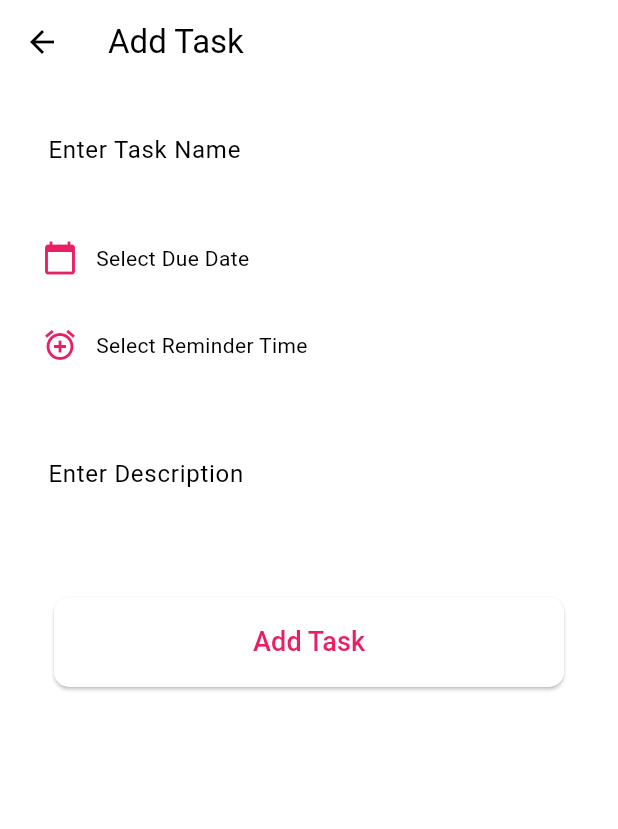
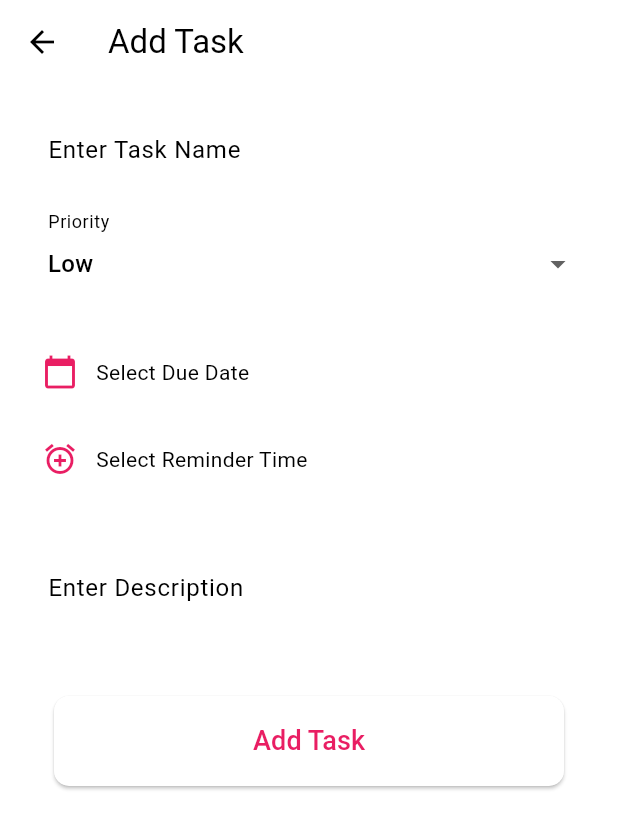
Before and after one commit to ridaamirr/CheckMate, a Flutter app: the screen it shows after launch, after a tap on the "add" icon, on a phone screen of 412 x 824 dp. Shown: the top 829 px of the screen. Run offline on Flutter 3.47's test engine with Material 3 defaults, Android fonts, the phone set to English and light mode, and no system bars; our stand-ins replace awesome_notifications, permission_handler, sqflite; accounts and stored records are empty.

Commit message:
task categorized

```diff
--- a/lib/addtask.dart
+++ b/lib/addtask.dart
@@ -1,5 +1,6 @@
 import 'package:flutter/material.dart';
 import 'package:intl/intl.dart';
+
 class AddTaskPage extends StatefulWidget {
   @override
   _AddTaskPageState createState() => _AddTaskPageState();
@@ -11,6 +12,8 @@ class _AddTaskPageState extends State<AddTaskPage> {
   DateTime? _dueDate;
   TimeOfDay? _reminderTime;
   final _formKey = GlobalKey<FormState>();
+
+  String _priority = 'Low'; // Default priority
 
   Future<void> _selectDate(BuildContext context) async {
     final DateTime? picked = await showDatePicker(
@@ -65,6 +68,26 @@ class _AddTaskPageState extends State<AddTaskPage> {
                 },
               ),
               SizedBox(height: 20),
+              DropdownButtonFormField<String>(
+                value: _priority,
+                decoration: InputDecoration(
+                  labelText: 'Priority',
+                  border: OutlineInputBorder(),
+                ),
+                items: ['Low', 'Medium', 'High']
+                    .map<DropdownMenuItem<String>>((String value) {
+                  return DropdownMenuItem<String>(
+                    value: value,
+                    child: Text(value),
+                  );
+                }).toList(),
+                onChanged: (String? newValue) {
+                  setState(() {
+                    _priority = newValue!;
+                  });
+                },
+              ),
+              SizedBox(height: 20),
               Row(
                 children: [
                   IconButton(
@@ -101,7 +124,7 @@ class _AddTaskPageState extends State<AddTaskPage> {
                 ),
                 maxLines: 3,
               ),
-              SizedBox(height: 20),
+              SizedBox(height: 10),
               Container(
                 height: 60,
                 width: double.infinity,
@@ -113,7 +136,6 @@ class _AddTaskPageState extends State<AddTaskPage> {
                     ),
                   ),
                   onPressed: () {
-                    print('leaving add task');
                     if (_formKey.currentState!.validate()) {
                       String taskName = _taskController.text.trim();
                       String description = _descriptionController.text.trim(); // Get description value
@@ -123,7 +145,8 @@ class _AddTaskPageState extends State<AddTaskPage> {
                           'taskName': taskName,
                           'dueDate': _dueDate,
                           'reminderTime': _reminderTime,
-                          'description': description, // Pass description back to previous screen
+                          'description': description,
+                          'priority': _priority,
                         },
                       );
                     }
--- a/lib/database_helper.dart
+++ b/lib/database_helper.dart
@@ -2,7 +2,6 @@ import 'package:flutter/material.dart';
 import 'package:path/path.dart';
 import 'package:sqflite/sqflite.dart';
 import 'dart:async';
-
 import 'package:flutter/widgets.dart';
 
 class DatabaseHelper {
@@ -15,12 +14,13 @@ class DatabaseHelper {
 
     _database = await openDatabase(
       path,
-      version: 6,
+      version: 8,
       onCreate: (Database db, int version) async {
         await db.execute(
-          'CREATE TABLE tasks(id INTEGER PRIMARY KEY AUTOINCREMENT, name TEXT, description TEXT, completed INTEGER, due_date INTEGER, reminder_time TEXT)',
+          'CREATE TABLE tasks(id INTEGER PRIMARY KEY AUTOINCREMENT, name TEXT, description TEXT, completed INTEGER, due_date INTEGER, reminder_time TEXT, priority TEXT)',
         );
       },
+
     );
   }
 
@@ -32,7 +32,6 @@ class DatabaseHelper {
     );
     return id;
   }
-
 
   Future<List<Task>> tasks() async {
     final List<Map<String, dynamic>> taskMaps = await _database.query('tasks');
@@ -65,6 +64,7 @@ class Task {
   final DateTime? dueDate;
   final TimeOfDay? reminderTime;
   final String description;
+  final String priority;
 
   Task({
     this.id,
@@ -73,6 +73,7 @@ class Task {
     this.dueDate,
     this.reminderTime,
     required this.description,
+    required this.priority,
   });
 
   Map<String, dynamic> toMap() {
@@ -85,6 +86,7 @@ class Task {
           ? '${reminderTime!.hour}:${reminderTime!.minute}'
           : null,
       'description': description,
+      'priority': priority,
     };
   }
 
@@ -100,9 +102,9 @@ class Task {
           ? parseTimeOfDay(map['reminder_time'].toString())
           : null,
       description: map['description'] as String,
+      priority: map['priority'] as String? ?? 'Low', // Parse priority from the map
     );
   }
-
 }
 
 TimeOfDay parseTimeOfDay(String? timeString) {
--- a/lib/edittask.dart
+++ b/lib/edittask.dart
@@ -17,6 +17,7 @@ class _EditTaskPageState extends State<EditTaskPage> {
   final TextEditingController _descriptionController = TextEditingController(); // New controller for description
   DateTime? _dueDate;
   TimeOfDay? _reminderTime;
+  String _priority = 'Low'; // Default priority
   final _formKey = GlobalKey<FormState>();
 
   @override
@@ -26,6 +27,7 @@ class _EditTaskPageState extends State<EditTaskPage> {
     _descriptionController.text = widget.task.description ?? ''; // Initialize description controller
     _dueDate = widget.task.dueDate;
     _reminderTime = widget.task.reminderTime;
+    _priority = widget.task.priority; // Initialize priority
   }
 
   Future<void> _selectDate(BuildContext context) async {
@@ -81,6 +83,25 @@ class _EditTaskPageState extends State<EditTaskPage> {
                 },
               ),
               SizedBox(height: 20),
+              DropdownButtonFormField<String>(
+                value: _priority,
+                decoration: InputDecoration(
+                  labelText: 'Priority',
+                  border: OutlineInputBorder(),
+                ),
+                items: ['Low', 'Medium', 'High'].map((String priority) {
+                  return DropdownMenuItem<String>(
+                    value: priority,
+                    child: Text(priority),
+                  );
+                }).toList(),
+                onChanged: (newValue) {
+                  setState(() {
+                    _priority = newValue!;
+                  });
+                },
+              ),
+              SizedBox(height: 20),
               Row(
                 children: [
                   IconButton(
@@ -112,12 +133,13 @@ class _EditTaskPageState extends State<EditTaskPage> {
               TextFormField(
                 controller: _descriptionController,
                 decoration: InputDecoration(
-                  labelText: 'Enter Description', // Description field
+                  labelText: 'Enter Description',
                   border: OutlineInputBorder(),
                 ),
                 maxLines: 3,
               ),
-              SizedBox(height: 20),
+
+              SizedBox(height: 10),
               Container(
                 height: 60,
                 width: double.infinity,
@@ -133,10 +155,11 @@ class _EditTaskPageState extends State<EditTaskPage> {
                       widget.dbHelper.updateTask(Task(
                         id: widget.task.id,
                         name: _taskNameController.text,
-                        description: _descriptionController.text, // Update description value
+                        description: _descriptionController.text,
                         completed: widget.task.completed,
                         dueDate: _dueDate,
                         reminderTime: _reminderTime,
+                        priority: _priority,
                       ));
                       Navigator.pop(context, true);
                     }
--- a/lib/main.dart
+++ b/lib/main.dart
@@ -14,7 +14,6 @@ void main() async {
 
   runApp(MyApp(dbHelper: dbHelper));
 }
-
 
 class MyApp extends StatelessWidget {
   final DatabaseHelper dbHelper;
@@ -48,7 +47,6 @@ class MyApp extends StatelessWidget {
   }
 }
 
-
 class MyHomePage extends StatefulWidget {
   final String title;
   final DatabaseHelper dbHelper;
@@ -63,6 +61,7 @@ class MyHomePage extends StatefulWidget {
 class _MyHomePageState extends State<MyHomePage> {
   final TextEditingController _taskController = TextEditingController();
   List<Task> _tasks = [];
+  String _selectedPriority = 'All';
 
   @override
   void initState() {
@@ -77,8 +76,7 @@ class _MyHomePageState extends State<MyHomePage> {
     });
   }
 
-  void _addTask(String name, DateTime? dueDate, TimeOfDay? reminderTime, String description) async {
-    print('in add task function');
+  void _addTask(String name, DateTime? dueDate, TimeOfDay? reminderTime, String description, String priority) async {
     if (name.isNotEmpty) {
       final task = Task(
         name: name,
@@ -86,11 +84,12 @@ class _MyHomePageState extends State<MyHomePage> {
         dueDate: dueDate,
         reminderTime: reminderTime,
         description: description,
+        priority: priority,
       );
-      print('adding task');
+
       final insertedId = await widget.dbHelper.insertTask(task);
 
-      if (reminderTime != null || task.dueDate != null ) {
+      if (reminderTime != null || task.dueDate != null) {
         _scheduleNotification(task, insertedId);
       }
 
@@ -120,7 +119,6 @@ class _MyHomePageState extends State<MyHomePage> {
     }
   }
 
-
   void _toggleCompletion(Task task) async {
     await widget.dbHelper.updateTask(Task(
       id: task.id,
@@ -129,6 +127,7 @@ class _MyHomePageState extends State<MyHomePage> {
       dueDate: task.dueDate,
       reminderTime: task.reminderTime,
       description: task.description,
+      priority: task.priority,
     ));
     _refreshTasks();
   }
@@ -149,7 +148,8 @@ class _MyHomePageState extends State<MyHomePage> {
       DateTime? dueDate = result['dueDate'];
       TimeOfDay? reminderTime = result['reminderTime'];
       String description = result['description'];
-      _addTask(taskName, dueDate, reminderTime, description);
+      String priority = result['priority'];
+      _addTask(taskName, dueDate, reminderTime, description, priority);
     }
   }
 
@@ -170,8 +170,13 @@ class _MyHomePageState extends State<MyHomePage> {
 
   @override
   Widget build(BuildContext context) {
+    List<Task> _filteredTasks = _selectedPriority == 'All'
+        ? _tasks.where((task) => task.completed == 0).toList()
+        : _tasks
+        .where((task) => task.completed == 0 && task.priority == _selectedPriority)
+        .toList();
+
     List<Task> _completedTasks = _tasks.where((task) => task.completed == 1).toList();
-    List<Task> _incompleteTasks = _tasks.where((task) => task.completed == 0).toList();
 
     return Scaffold(
       appBar: AppBar(
@@ -208,9 +213,10 @@ class _MyHomePageState extends State<MyHomePage> {
               ),
             ),
             SizedBox(height: 30.0),
-            Align(
-              alignment: Alignment.centerLeft,
-              child: Text(
+            Row(
+              mainAxisAlignment: MainAxisAlignment.spaceBetween,
+              children: [
+                Text(
                   'To Do',
                   style: TextStyle(
                     fontSize: 16.0,
@@ -218,13 +224,30 @@ class _MyHomePageState extends State<MyHomePage> {
                     color: Theme.of(context).colorScheme.primary,
                   ),
                 ),
+                DropdownButton<String>(
+                  value: _selectedPriority,
+                  onChanged: (String? newValue) {
+                    setState(() {
+                      _selectedPriority = newValue!;
+                    });
+                    _refreshTasks();
+                  },
+                  items: <String>['All', 'Low', 'Medium', 'High']
+                      .map<DropdownMenuItem<String>>((String value) {
+                    return DropdownMenuItem<String>(
+                      value: value,
+                      child: Text(value),
+                    );
+                  }).toList(),
+                ),
+              ],
             ),
             SizedBox(height: 16.0),
             Expanded(
               child: ListView.builder(
-                itemCount: _incompleteTasks.length,
+                itemCount: _filteredTasks.length,
                 itemBuilder: (context, index) {
-                  final task = _incompleteTasks[index];
+                  final task = _filteredTasks[index];
                   final isOverdue = task.dueDate != null && task.dueDate!.isBefore(DateTime.now());
                   return ListTile(
                     leading: Checkbox(
@@ -304,6 +327,7 @@ class _MyHomePageState extends State<MyHomePage> {
                           icon: Icon(Icons.delete, color: Theme.of(context).colorScheme.primary),
                           onPressed: () => _showDeleteDialog(context, task),
                         ),
+                        onTap: () => _navigateToEditDeleteTask(task),
                       );
                     },
                   ),
```
Lines whose indentation alone changed are shown as unchanged.
